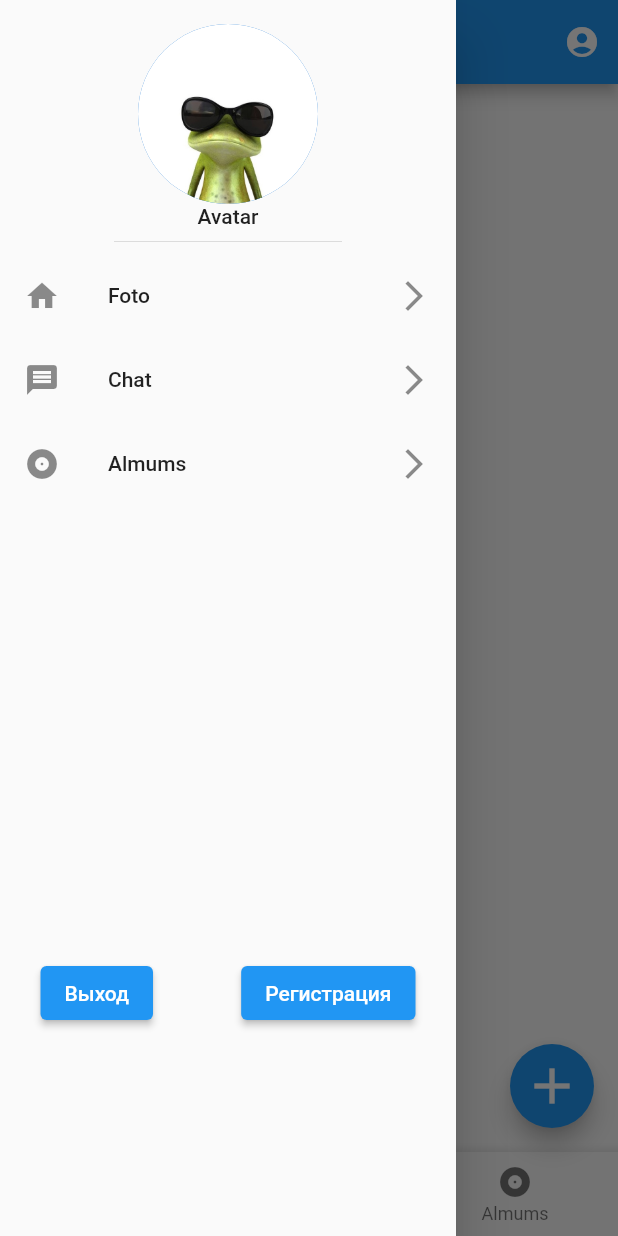
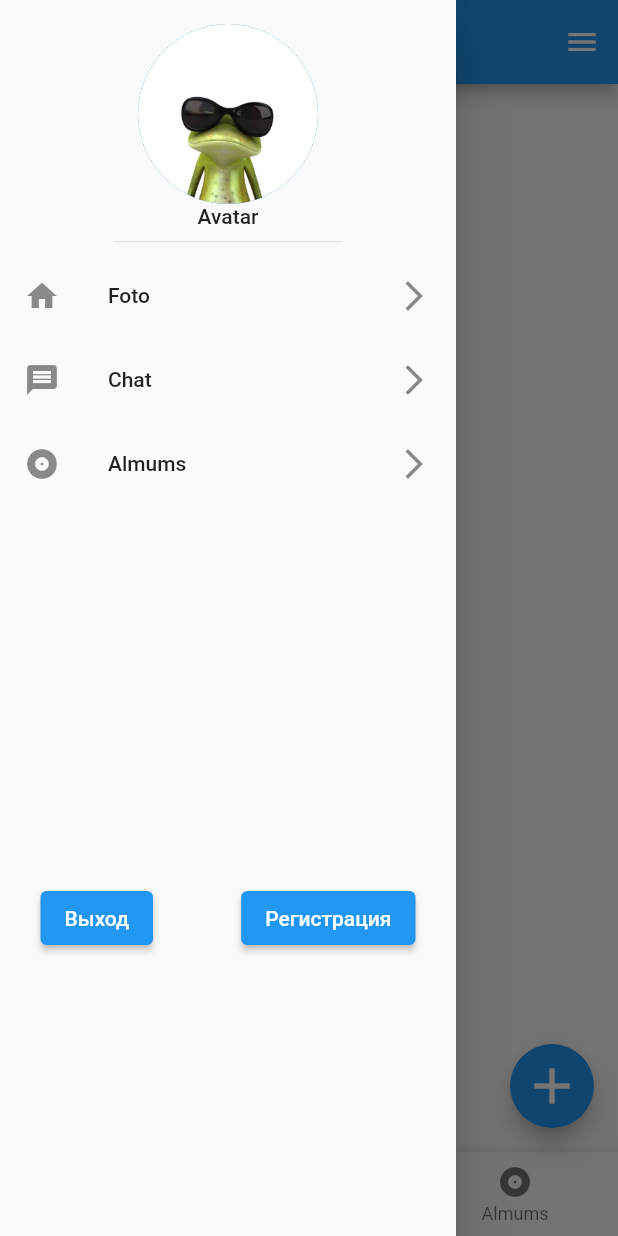
Before and after one commit to siblapin/lessons_5, a Flutter app: the screen it shows after launch, with the side drawer open, on a phone screen of 412 x 824 dp. Run offline on Flutter 3.47's test engine with Material 2 defaults, Android fonts, the phone set to English and light mode, and no system bars.

Commit message:
lessons__5.2

```diff
--- a/AppMaterial/appmaterial/lib/main.dart
+++ b/AppMaterial/appmaterial/lib/main.dart
@@ -1,195 +1,6 @@
 import 'package:flutter/material.dart';
+import 'myApp.dart';
 
 void main() {
   runApp(const MyApp());
 }
-
-class MyApp extends StatelessWidget {
-  const MyApp({
-    Key? key,
-  }) : super(key: key);
-
-  final tabs = const [
-    Center(child: Text('1 страница')),
-    Center(child: Text('1 страница')),
-    Center(child: Text('1 страница'))
-  ];
-
-  // This widget is the root of your application.
-  @override
-  Widget build(BuildContext context) {
-    return MaterialApp(
-      home: Scaffold(
-        drawer: const App_Drawer(),
-        endDrawer: App_EndDrawer(),
-        appBar: AppBar(
-          title: const Text('Flutter Demo Home Page'),
-          actions: [
-            Builder(
-              builder: (context) => IconButton(
-                  icon: Icon(Icons.account_circle),
-                  onPressed: (() {
-                    Scaffold.of(context).openEndDrawer();
-                  })),
-            )
-          ],
-        ),
-        bottomNavigationBar: const App_BottomNavigationBar(),
-        floatingActionButton: const App_FloatingActionButton(),
-        body: Container(child: Text('Страница')),
-      ),
-    );
-  }
-}
-
-//showModalBottomSheet
-class App_FloatingActionButton extends StatelessWidget {
-  const App_FloatingActionButton({
-    Key? key,
-  }) : super(key: key);
-
-  @override
-  Widget build(BuildContext context) {
-    return FloatingActionButton(
-      onPressed: () {
-        showModalBottomSheet(
-            context: context,
-            builder: ((context) => Container(
-                height: 200,
-                child: Column(children: [
-                  const Center(
-                      child: ListTile(
-                    leading: Icon(Icons.credit_card_outlined),
-                    title: Text('сумма',
-                        style: TextStyle(
-                            fontSize: 18, fontWeight: FontWeight.bold)),
-                    trailing: Text('200',
-                        style: TextStyle(
-                            fontSize: 18, fontWeight: FontWeight.bold)),
-                  )),
-                  ElevatedButton(
-                      onPressed: () {}, child: const Text('Оплатить'))
-                ]))));
-      },
-      child: const Icon(Icons.add_outlined, size: 40),
-    );
-  }
-}
-
-// Drawer
-class App_Drawer extends StatelessWidget {
-  const App_Drawer({
-    Key? key,
-  }) : super(key: key);
-
-  @override
-  Widget build(BuildContext context) {
-    return Drawer(
-      child: Column(
-        children: [
-          DrawerHeader(
-              child: Column(
-            children: const [
-              CircleAvatar(
-                  radius: 60,
-                  backgroundImage: AssetImage('image/avatar/foto1.jpg')),
-              Text('Avatar')
-            ],
-          )),
-          const ListTile(
-            leading: Icon(Icons.home),
-            title: Text('Foto'),
-            trailing: Icon(Icons.arrow_forward_ios),
-          ),
-          const ListTile(
-            leading: Icon(Icons.message),
-            title: Text('Chat'),
-            trailing: Icon(Icons.arrow_forward_ios),
-          ),
-          const ListTile(
-            leading: Icon(Icons.album),
-            title: Text('Almums'),
-            trailing: Icon(Icons.arrow_forward_ios),
-          ),
-          const SizedBox(height: 300),
-          SizedBox(
-              height: 50,
-              width: 250,
-              //color: Colors.green,
-              child: Row(
-                mainAxisAlignment: MainAxisAlignment.spaceBetween,
-                children: [
-                  ElevatedButton(
-                    onPressed: () {},
-                    child: const Text('Выход'),
-                  ),
-                  ElevatedButton(
-                    onPressed: () {},
-                    child: const Text('Регистрация'),
-                  ),
-                ],
-              )),
-        ],
-      ),
-    );
-  }
-}
-
-//BottomNavigationBar
-class App_BottomNavigationBar extends StatefulWidget {
-  const App_BottomNavigationBar({
-    Key? key,
-  }) : super(key: key);
-
-  @override
-  State<App_BottomNavigationBar> createState() =>
-      _App_BottomNavigationBarState();
-}
-
-class _App_BottomNavigationBarState extends State<App_BottomNavigationBar> {
-  int _currentIndex = 0;
-  @override
-  Widget build(BuildContext context) {
-    return BottomAppBar(
-      child: BottomNavigationBar(
-        currentIndex: _currentIndex,
-        items: const [
-          BottomNavigationBarItem(label: 'Foto', icon: Icon(Icons.home)),
-          BottomNavigationBarItem(label: 'Chat', icon: Icon(Icons.message)),
-          BottomNavigationBarItem(label: 'Almums', icon: Icon(Icons.album)),
-        ],
-        onTap: (index) {
-          setState(() {
-            _currentIndex = index;
-          });
-        },
-      ),
-    );
-  }
-}
-
-// EndDrawer
-class App_EndDrawer extends StatelessWidget {
-  const App_EndDrawer({
-    Key? key,
-  }) : super(key: key);
-
-  @override
-  Widget build(BuildContext context) {
-    return Drawer(
-      child: Column(
-        children: [
-          DrawerHeader(
-              child: Column(
-            children: const [
-              CircleAvatar(
-                  radius: 60,
-                  backgroundImage: AssetImage('image/avatar/foto1.jpg')),
-              Text('Avatar')
-            ],
-          )),
-        ],
-      ),
-    );
-  }
-}
--- /dev/null
+++ b/AppMaterial/appmaterial/lib/myApp.dart
@@ -0,0 +1,31 @@
+import 'package:appmaterial/widgets/app_BottomNavigationBar.dart';
+import 'package:appmaterial/widgets/app_Drawer.dart';
+import 'package:appmaterial/widgets/app_EndDrawer.dart';
+import 'package:appmaterial/widgets/app_FloatingActionButton.dart';
+import 'package:flutter/material.dart';
+
+class MyApp extends StatelessWidget {
+  const MyApp({
+    Key? key,
+  }) : super(key: key);
+
+  @override
+  Widget build(BuildContext context) {
+    return const MaterialApp(
+      home: Scaffold(
+        drawer: App_Drawer(),
+        endDrawer: App_EndDrawer(),
+        appBar: AppBar(),
+        bottomNavigationBar: App_BottomNavigationBar(),
+        floatingActionButton: App_FloatingActionButton(),
+        body: Text('Страница'),
+      ),
+    );
+  }
+}
+
+const tabs = [
+  Center(child: Text('1 страница')),
+  Center(child: Text('1 страница')),
+  Center(child: Text('1 страница'))
+];
--- /dev/null
+++ b/AppMaterial/appmaterial/lib/widgets/app_BottomNavigationBar.dart
@@ -0,0 +1,34 @@
+//BottomNavigationBar
+import 'package:flutter/material.dart';
+
+class App_BottomNavigationBar extends StatefulWidget {
+  const App_BottomNavigationBar({
+    Key? key,
+  }) : super(key: key);
+
+  @override
+  State<App_BottomNavigationBar> createState() =>
+      _App_BottomNavigationBarState();
+}
+
+class _App_BottomNavigationBarState extends State<App_BottomNavigationBar> {
+  int _currentIndex = 0;
+  @override
+  Widget build(BuildContext context) {
+    return BottomAppBar(
+      child: BottomNavigationBar(
+        currentIndex: _currentIndex,
+        items: const [
+          BottomNavigationBarItem(label: 'Foto', icon: Icon(Icons.home)),
+          BottomNavigationBarItem(label: 'Chat', icon: Icon(Icons.message)),
+          BottomNavigationBarItem(label: 'Almums', icon: Icon(Icons.album)),
+        ],
+        onTap: (index) {
+          setState(() {
+            _currentIndex = index;
+          });
+        },
+      ),
+    );
+  }
+}
--- /dev/null
+++ b/AppMaterial/appmaterial/lib/widgets/app_Drawer.dart
@@ -0,0 +1,60 @@
+import 'package:flutter/material.dart';
+
+// Drawer
+class App_Drawer extends StatelessWidget {
+  const App_Drawer({
+    Key? key,
+  }) : super(key: key);
+
+  @override
+  Widget build(BuildContext context) {
+    return Drawer(
+      child: Column(
+        children: [
+          DrawerHeader(
+              child: Column(
+            children: const [
+              CircleAvatar(
+                  radius: 60,
+                  backgroundImage: AssetImage('image/avatar/foto1.jpg')),
+              Text('Avatar')
+            ],
+          )),
+          const ListTile(
+            leading: Icon(Icons.home),
+            title: Text('Foto'),
+            trailing: Icon(Icons.arrow_forward_ios),
+          ),
+          const ListTile(
+            leading: Icon(Icons.message),
+            title: Text('Chat'),
+            trailing: Icon(Icons.arrow_forward_ios),
+          ),
+          const ListTile(
+            leading: Icon(Icons.album),
+            title: Text('Almums'),
+            trailing: Icon(Icons.arrow_forward_ios),
+          ),
+          const SizedBox(height: 250),
+          SizedBox(
+              height: 50,
+              width: 250,
+              //color: Colors.green,
+              child: Row(
+                mainAxisAlignment: MainAxisAlignment.spaceBetween,
+                children: [
+                  ElevatedButton(
+                    onPressed: () {},
+                    child: const Text('Выход'),
+                  ),
+                  ElevatedButton(
+                    onPressed: () {},
+                    child: const Text('Регистрация'),
+                  ),
+                ],
+              )),
+        ],
+      ),
+    );
+  }
+}
--- /dev/null
+++ b/AppMaterial/appmaterial/lib/widgets/app_FloatingActionButton.dart
@@ -0,0 +1,35 @@
+import 'package:flutter/material.dart';
+
+//showModalBottomSheet
+class App_FloatingActionButton extends StatelessWidget {
+  const App_FloatingActionButton({
+    Key? key,
+  }) : super(key: key);
+
+  @override
+  Widget build(BuildContext context) {
+    return FloatingActionButton(
+      onPressed: () {
+        showModalBottomSheet(
+            context: context,
+            builder: ((context) => Container(
+                height: 200,
+                child: Column(children: [
+                  const Center(
+                      child: ListTile(
+                    leading: Icon(Icons.credit_card_outlined),
+                    title: Text('сумма',
+                        style: TextStyle(
+                            fontSize: 18, fontWeight: FontWeight.bold)),
+                    trailing: Text('200',
+                        style: TextStyle(
+                            fontSize: 18, fontWeight: FontWeight.bold)),
+                  )),
+                  ElevatedButton(
+                      onPressed: () {}, child: const Text('Оплатить'))
+                ]))));
+      },
+      child: const Icon(Icons.add_outlined, size: 40),
+    );
+  }
+}
--- /dev/null
+++ b/AppMaterial/appmaterial/lib/widgets/app_appBar.dart
@@ -0,0 +1,21 @@
+import 'package:flutter/material.dart';
+
+class AppBar extends StatelessWidget implements PreferredSizeWidget {
+  @override
+  Size get preferredSize => const Size.fromHeight(100);
+  const AppBar({
+    Key? key,
+  }) : super(key: key);
+
+  @override
+  Widget build(BuildContext context) {
+    return AppBar(title: const Text('Flutter Demo Home Page'), actions: [
+      Builder(
+          builder: (context) => IconButton(
+              icon: const Icon(Icons.account_circle),
+              onPressed: (() {
+                Scaffold.of(context).openEndDrawer();
+              })))
+    ]);
+  }
+}
```
Also changed, not shown: AppMaterial/appmaterial/lib/widgets/app_EndDrawer.dart (added, +24 -0 lines), 1 other file.
